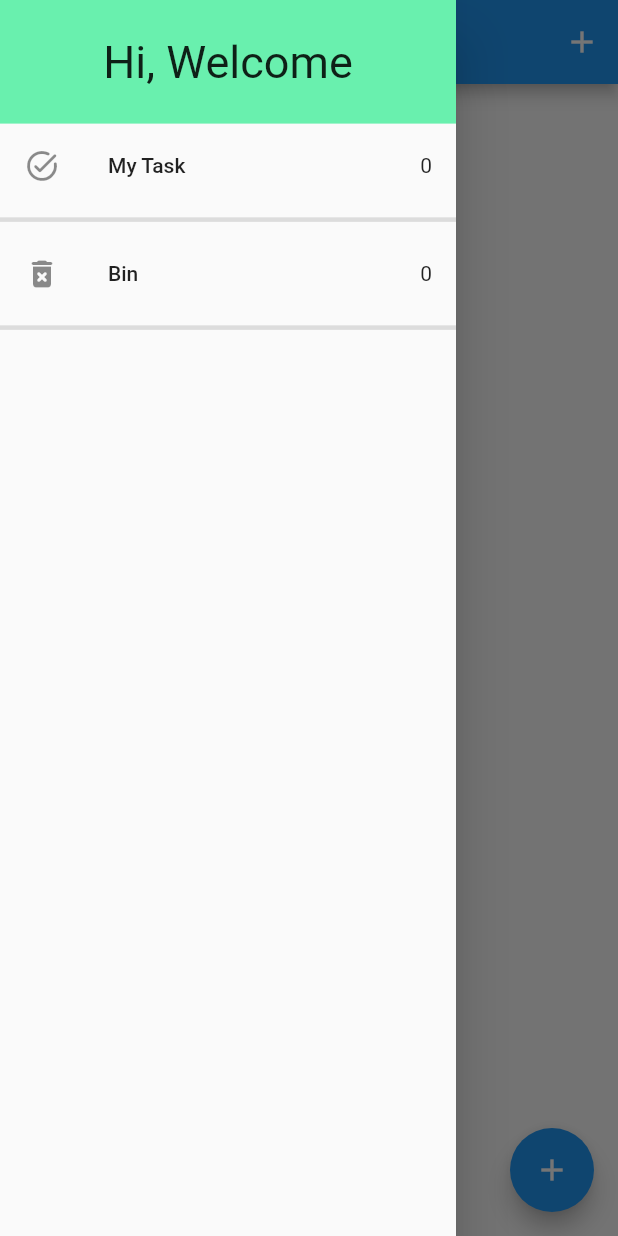
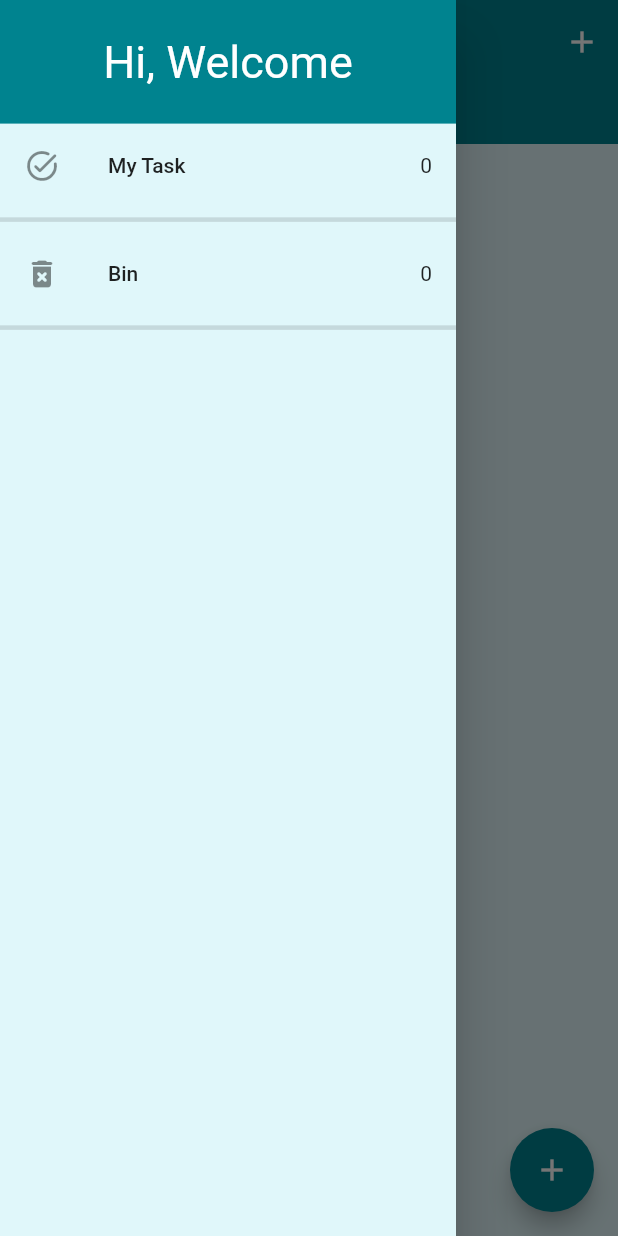
Before and after one commit to vishnu303/Do-It, a Flutter app: the screen it shows after launch, with the side drawer open, on a phone screen of 412 x 824 dp. Run offline on Flutter 3.47's test engine with Material 2 defaults, Android fonts, the phone set to English and light mode, and no system bars; our stand-ins replace equatable, flutter_bloc, hydrated_bloc.

Commit message:
theme updated

```diff
--- a/lib/blocs/task_bloc/task_bloc.dart
+++ b/lib/blocs/task_bloc/task_bloc.dart
@@ -40,6 +40,7 @@ class TaskBloc extends HydratedBloc<TaskEvent, TaskState> {
           removedTasks: List.from(state.removedTasks)..remove(event.task)));
     });
 
+    //remove task from list
     on<RemoveTask>((event, emit) {
       final state = this.state;
 
@@ -53,6 +54,7 @@ class TaskBloc extends HydratedBloc<TaskEvent, TaskState> {
     });
   }
 
+  //json serializer for hydrated storage
   @override
   TaskState? fromJson(Map<String, dynamic> json) {
     return TaskState.fromMap(json);
--- a/lib/main.dart
+++ b/lib/main.dart
@@ -12,7 +12,7 @@ void main() async {
 
   HydratedBloc.storage = await HydratedStorage.build(
       storageDirectory: await getApplicationDocumentsDirectory());
-  // HydratedBlocOverrides.runZoned(() => runApp(const MyApp()), storage: storage);
+
   runApp(const MyApp());
 }
 
@@ -23,10 +23,16 @@ class MyApp extends StatelessWidget {
   Widget build(BuildContext context) {
     return BlocProvider(
       create: (context) => TaskBloc(),
-      child: const MaterialApp(
+      child: MaterialApp(
+        theme: ThemeData(
+          scaffoldBackgroundColor: const Color(0XFFE0F7FA),
+          backgroundColor: const Color(0XFFE0F7FA),
+          appBarTheme: const AppBarTheme(
+              backgroundColor: Color(0XFF00838F), elevation: 0),
+        ),
         debugShowCheckedModeBanner: false,
-        title: 'Bloc Demo',
-        home: TaskScreen(),
+        title: 'Do-It',
+        home: const TaskScreen(),
       ),
     );
   }
--- a/lib/screens/task_screen.dart
+++ b/lib/screens/task_screen.dart
@@ -9,6 +9,7 @@ import '../widget/list_task.dart';
 class TaskScreen extends StatelessWidget {
   const TaskScreen({super.key});
 
+  //bottom sheet for adding task
   void _addTask(BuildContext context) {
     showModalBottomSheet(
         context: context,
@@ -34,15 +35,25 @@ class TaskScreen extends StatelessWidget {
           body: Column(
             crossAxisAlignment: CrossAxisAlignment.center,
             children: [
-              const Center(
-                child: Chip(
-                  label: Text('Task'),
-                ),
-              ),
+              Container(
+                  color: const Color(0XFF00838F),
+                  height: 40,
+                  width: double.infinity,
+                  child: const Center(
+                      child: Text(
+                    'Task',
+                    style: TextStyle(
+                        color: Colors.white,
+                        fontSize: 20,
+                        fontWeight: FontWeight.bold),
+                  ))),
               ListTask(taskList: state.taskList)
             ],
           ),
+
+          //button to add task
           floatingActionButton: FloatingActionButton(
+            backgroundColor: const Color(0XFF00838F),
             onPressed: () => _addTask(context),
             tooltip: 'Add Task',
             child: const Icon(Icons.add),
--- a/lib/widget/my_drawer.dart
+++ b/lib/widget/my_drawer.dart
@@ -12,20 +12,23 @@ class MyDrawer extends StatelessWidget {
   Widget build(BuildContext context) {
     return SafeArea(
       child: Drawer(
+        backgroundColor: const Color(0XFFE0F7FA),
         child: Column(
           children: [
             Container(
               padding: const EdgeInsets.all(10),
               width: double.infinity,
               height: MediaQuery.of(context).size.height * 0.1,
-              color: Colors.greenAccent,
+              color: const Color(0XFF00838F),
               child: const Center(
                 child: Text(
                   'Hi, Welcome',
-                  style: TextStyle(fontSize: 30),
+                  style: TextStyle(fontSize: 30, color: Colors.white),
                 ),
               ),
             ),
+
+            // to task Screen
             BlocBuilder<TaskBloc, TaskState>(
               builder: (context, state) {
                 return ListTile(
@@ -40,6 +43,8 @@ class MyDrawer extends StatelessWidget {
               },
             ),
             const Divider(thickness: 3),
+
+            //Recycle bin
             BlocBuilder<TaskBloc, TaskState>(
               builder: (context, state) {
                 return ListTile(
```
Also changed, not shown: lib/screens/add_task_screen.dart (+15 -2 lines), lib/widget/list_task.dart (+12 -5 lines).
